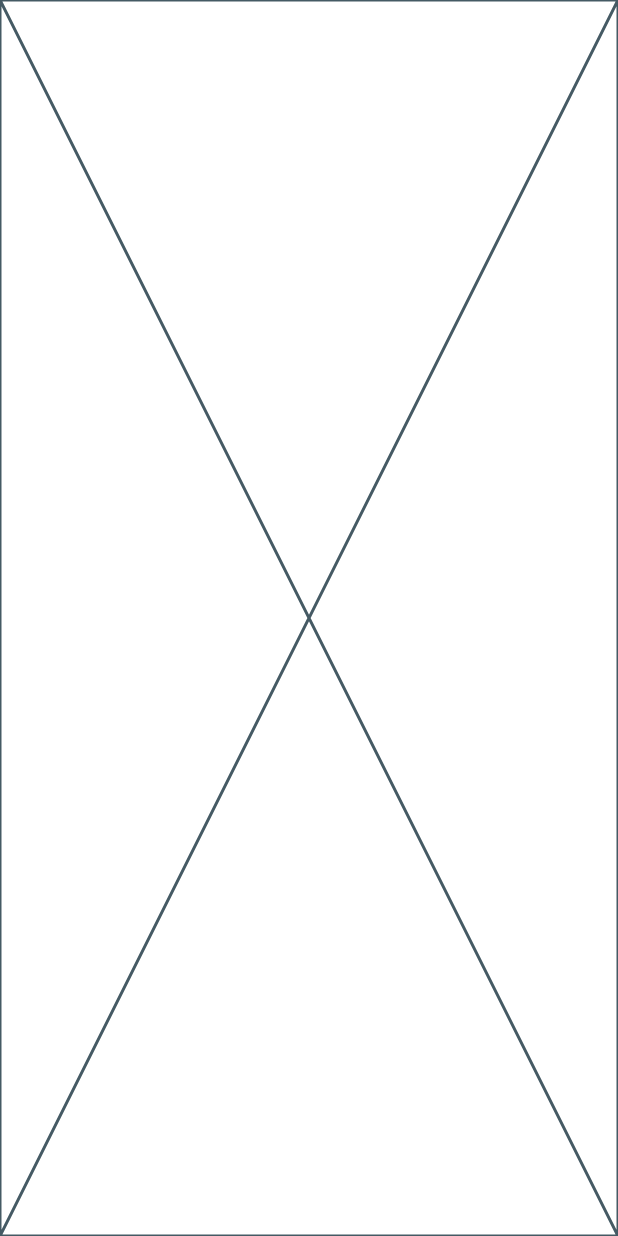
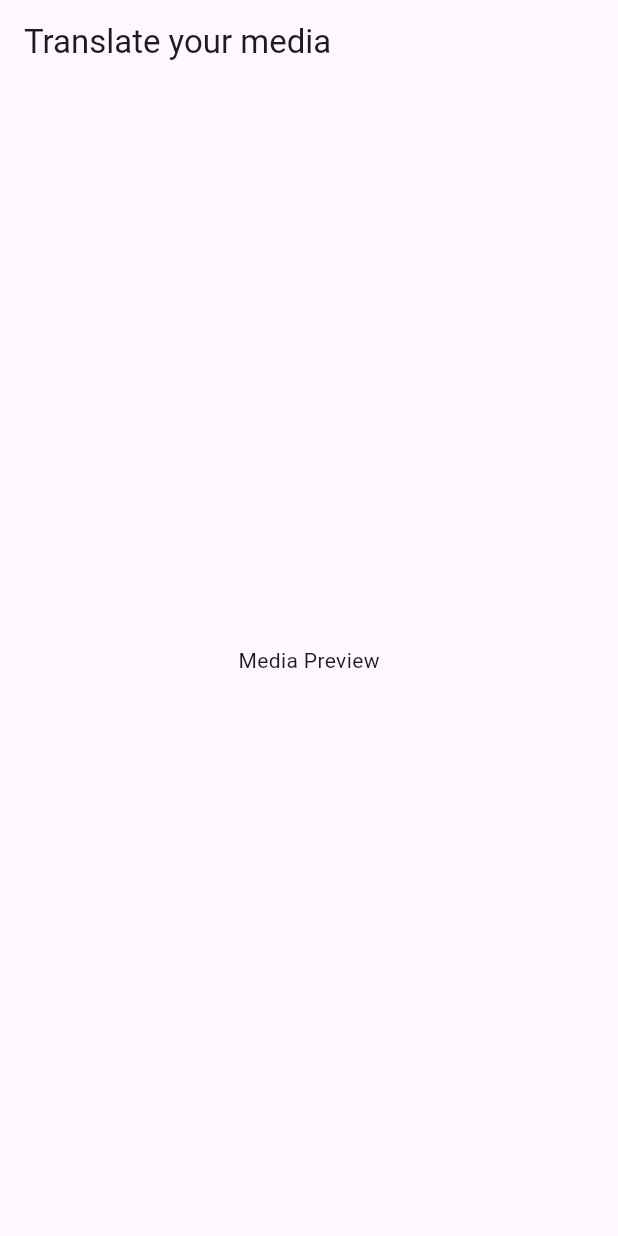
Before and after one commit to AliAljawad/Sign-Speak-Front, a Flutter app: the screen it shows after launch, on a phone screen of 412 x 824 dp. Run offline on Flutter 3.47's test engine with Material 3 defaults, Android fonts, the phone set to English and light mode, and no system bars; our stand-ins replace camera, video_player.

Commit message:
scaffold the initial page structure

```diff
--- a/lib/screens/media_translation_screen.dart
+++ b/lib/screens/media_translation_screen.dart
@@ -4,12 +4,22 @@ class MediaTranslationPage extends StatefulWidget {
   const MediaTranslationPage({super.key});
 
   @override
-  State<MediaTranslationPage> createState() => _MediaTranslationPageState();
+  _MediaTranslationPageState createState() => _MediaTranslationPageState();
 }
 
 class _MediaTranslationPageState extends State<MediaTranslationPage> {
   @override
   Widget build(BuildContext context) {
-    return const Placeholder();
+    return Scaffold(
+      appBar: AppBar(
+        title: const Text('Translate your media'),
+      ),
+      body: const Padding(
+        padding: EdgeInsets.all(20.0),
+        child: Center(
+          child: Text('Media Preview'),
+        ),
+      ),
+    );
   }
 }
```
